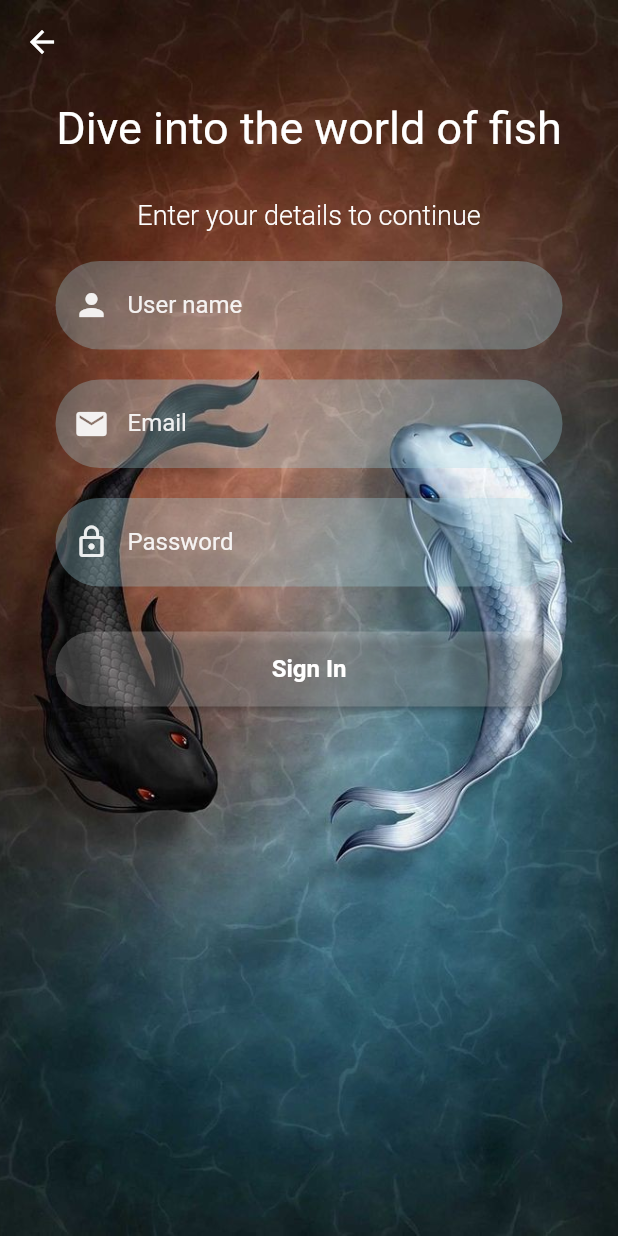
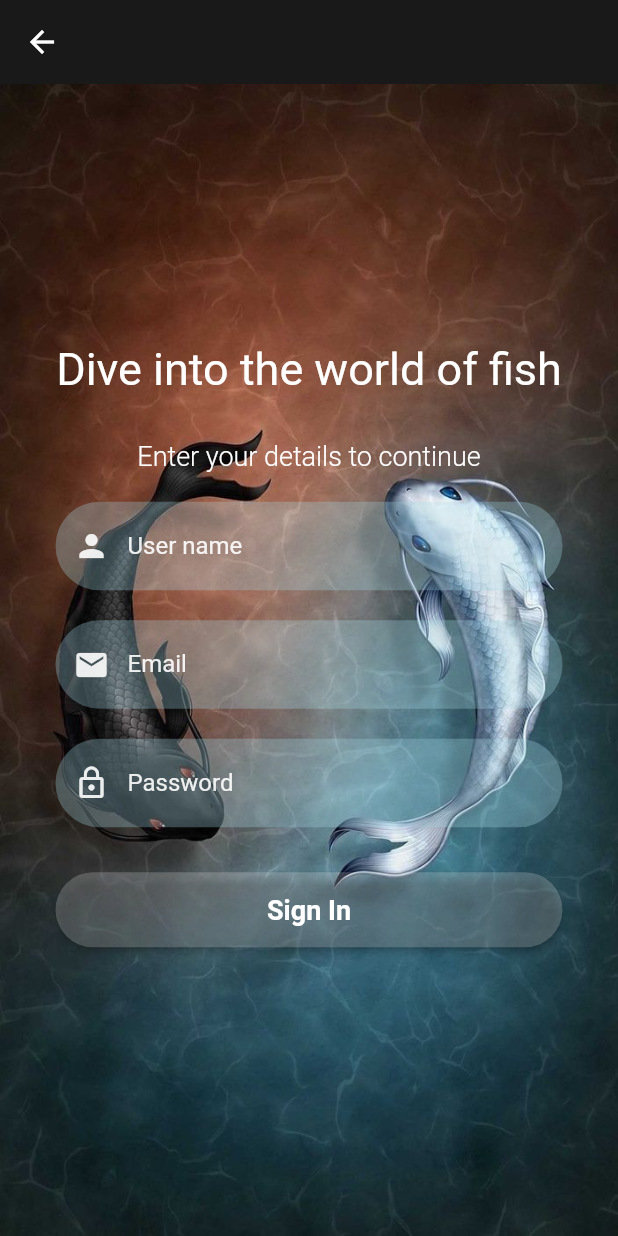
Before and after one commit to FishSnap-2023/Fishsnap-mobile-app, a Flutter app: the screen it shows after launch, after a tap on the "arrow forward ios" icon, after a tap on "Skip", after a tap on "Sign Up", on a phone screen of 412 x 824 dp. Run offline on Flutter 3.47's test engine with Material 2 defaults, Android fonts, the phone set to English and light mode, and no system bars; our stand-ins replace animated_bottom_navigation_bar, camera, cloud_firestore, firebase_auth, firebase_core, firebase_storage and 2 more; accounts and stored records are empty; network calls fail.

```diff
--- a/lib/constants.dart
+++ b/lib/constants.dart
@@ -1,7 +1,6 @@
 import 'package:flutter/material.dart';
 
 class Constants {
-  // Primary color for a fish identification app
   static var primaryColor = const Color.fromARGB(255, 0, 102, 204);
   static var backgroundColor = const Color.fromARGB(255, 2, 1, 49);
   static var titleOne = "Discover Fish Species";
@@ -78,7 +77,7 @@ Container signInSignUpButton(BuildContext context, bool isLogin, Function onTap)
       child: Text(
         isLogin ? "Sign In" : "Sign Up",
         style: const TextStyle(
-          fontSize: 16,
+          fontSize: 18,
           fontWeight: FontWeight.bold,
         ),
       ),
--- a/lib/main.dart
+++ b/lib/main.dart
@@ -8,7 +8,6 @@ import 'package:flutter/services.dart';
 Future<void> main() async {
   SystemChrome.setSystemUIOverlayStyle(
     const SystemUiOverlayStyle(
-      //statusBarColor: Color.fromARGB(255, 255, 255, 255),
       statusBarBrightness: Brightness.dark,
       statusBarIconBrightness: Brightness.light,
       systemNavigationBarColor: Colors.black,
--- a/lib/onboarding.dart
+++ b/lib/onboarding.dart
@@ -136,7 +136,6 @@ class _OnboardingScreenState extends State<OnboardingScreen> {
     );
   }
 
-//Create the indicator list
 List<Widget> _buildIndicator() {
   List<Widget> indicators = [];
 
--- a/lib/signin.dart
+++ b/lib/signin.dart
@@ -31,10 +31,9 @@ class _SignInPageState extends State<SignInPage> {
   @override
   Widget build(BuildContext context) {
     return Scaffold(
-      backgroundColor: Colors.blue,
-      // appBar: AppBar(
-      //   backgroundColor: Colors.blue
-      // ),
+      appBar: AppBar(
+        backgroundColor: Colors.transparent.withOpacity(0.9),
+      ),
       body: Container(
         decoration: const BoxDecoration(
           image: DecorationImage(
@@ -67,7 +66,7 @@ class _SignInPageState extends State<SignInPage> {
                   Container(
                       margin: const EdgeInsets.only(left: 40,right: 40),
                       child: reusableTextField(
-                          "Enter User Name",Icons.person_2_outlined,false,
+                          "Enter Email",Icons.person_2_outlined,false,
                         _emailTextController
                         ),
                     ),
@@ -106,11 +105,11 @@ class _SignInPageState extends State<SignInPage> {
         "Don't you have an account?",
         style: TextStyle(
           color: Colors.white,
+          fontSize: 16,
         ),
       ),
       GestureDetector(
         onTap: () {
-          // You can uncomment the following lines to navigate to the sign-up page
           Navigator.push(
             context,
             MaterialPageRoute(builder: (context) =>SignUpPage()),
@@ -121,6 +120,7 @@ class _SignInPageState extends State<SignInPage> {
           style: TextStyle(
             color: Colors.white,
             fontWeight: FontWeight.bold,
+            fontSize: 18,
           ),
         ),
       ),
--- a/lib/signup.dart
+++ b/lib/signup.dart
@@ -2,7 +2,6 @@ import 'package:fishsnap/constants.dart';
 import 'package:fishsnap/root.dart';
 import 'package:flutter/material.dart';
 import 'package:firebase_auth/firebase_auth.dart';
-
 
 class SignUpPage extends StatefulWidget {
   @override
@@ -25,13 +24,22 @@ class _SignUpPageState extends State<SignUpPage> {
       print('User signed up: ${userCredential.user?.email}');
     } catch (e) {
       print('Error during signup: $e');
-      // Handle signup errors here
     }
   }
 
   @override
   Widget build(BuildContext context) {
     return Scaffold(
+      appBar: AppBar(
+        backgroundColor: Colors.transparent.withOpacity(0.9),
+        elevation: 0,
+        leading: IconButton(
+          icon: Icon(Icons.arrow_back),
+          onPressed: () {
+            Navigator.pop(context);
+          },
+        ),
+      ),
       body: SafeArea(
         child: Container(
           decoration: const BoxDecoration(
@@ -41,17 +49,8 @@ class _SignUpPageState extends State<SignUpPage> {
             ),
           ),
           child: Column(
+            mainAxisAlignment: MainAxisAlignment.center,
             children: [
-              AppBar(
-                backgroundColor: Colors.transparent,
-                elevation: 0,
-                leading: IconButton(
-                  icon: const Icon(Icons.arrow_back),
-                  onPressed: () {
-                    Navigator.pop(context);
-                  },
-                ),
-              ),
               Center(
                 child: Padding(
                   padding: const EdgeInsets.all(12),
@@ -75,8 +74,7 @@ class _SignUpPageState extends State<SignUpPage> {
                           style: TextStyle(
                               color: Colors.white,
                               fontSize: 18,
-                          fontWeight: FontWeight.w300
-                          ),
+                              fontWeight: FontWeight.w300),
                         ),
                       ),
                       Container(
```
Also changed, not shown: lib/resultsPage.dart (+109 -223 lines), lib/root.dart (+1 -8 lines), lib/scan.dart (+3 -6 lines), 11 other files. Lines whose indentation alone changed are shown as unchanged.
